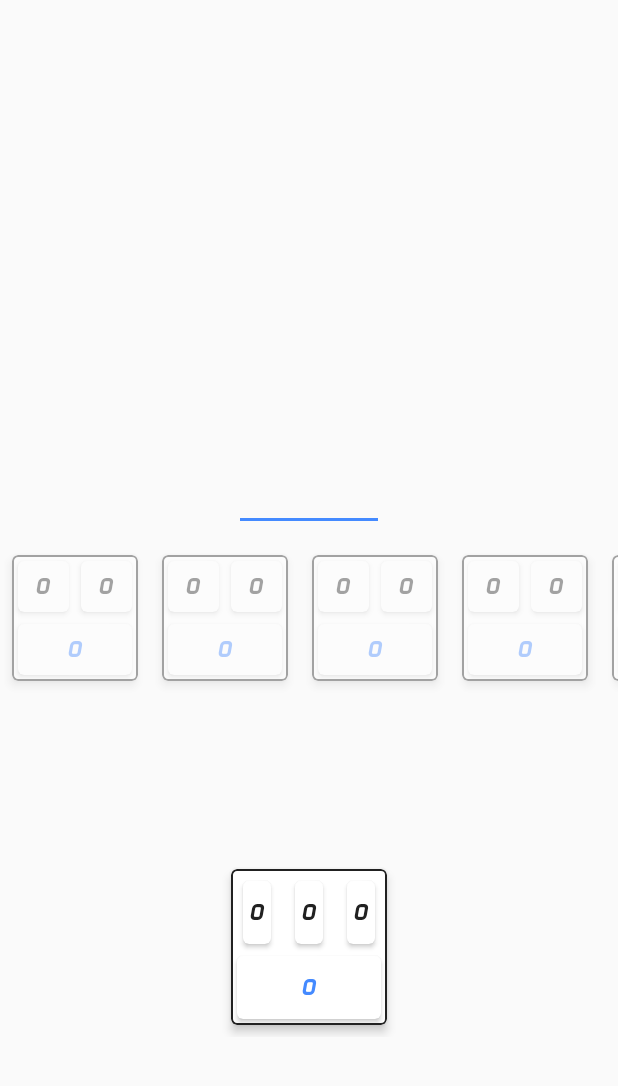
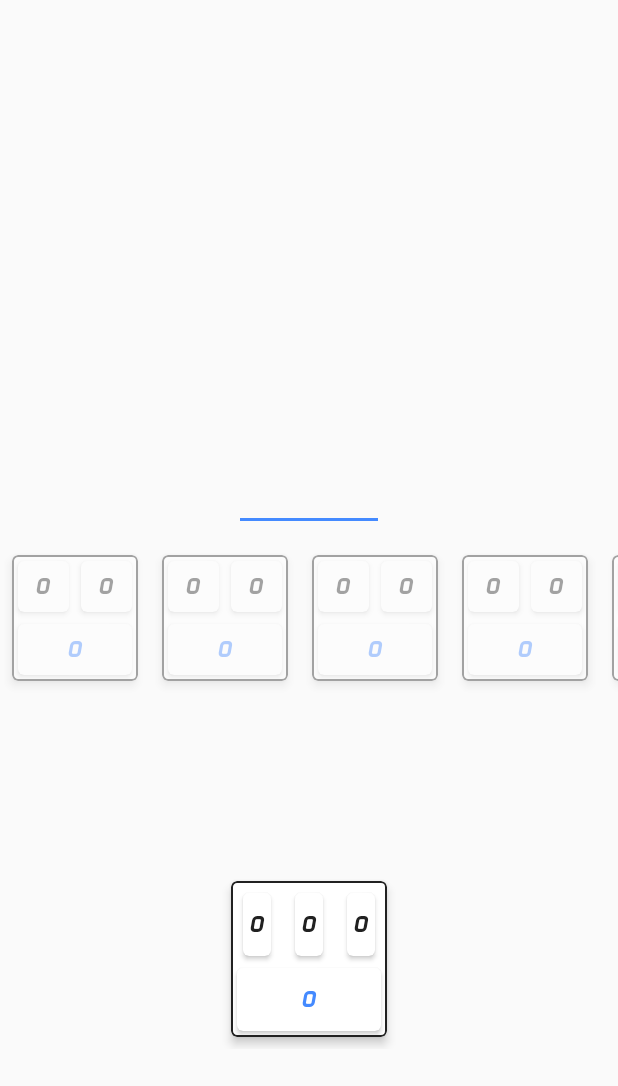
Before and after one commit to Arash-gm/BowlingCalculator-MVP, an Android app: the layout content_activity_bowling.xml on its own in the app's theme, with its tools: preview values and no code run, on a phone screen of 412 x 824 dp. Shown: the top 1086 px of the screen. Run offline under Robolectric (Android 15) with nearby library versions, the phone set to English and light mode, and no system bars.

```diff
--- a/app/src/main/AndroidManifest.xml
+++ b/app/src/main/AndroidManifest.xml
@@ -13,7 +13,6 @@
     <activity
             android:name=".bowling.BowlingActivity"
             android:label="@string/app_name"
-            android:screenOrientation="landscape"
             android:windowSoftInputMode="adjustResize"
             android:theme="@style/AppTheme.NoActionBar">
         <intent-filter>
--- a/app/src/main/res/layout/content_activity_bowling.xml
+++ b/app/src/main/res/layout/content_activity_bowling.xml
@@ -37,7 +37,7 @@
             app:layout_constraintEnd_toEndOf="parent" android:layout_marginEnd="8dp"
             app:layout_constraintStart_toStartOf="parent" android:layout_marginStart="8dp"
             android:layout_marginBottom="32dp" app:layout_constraintBottom_toBottomOf="parent"
-            android:layout_marginTop="8dp"/>
+            android:layout_marginTop="24dp"/>
 
 
     <EditText
```
